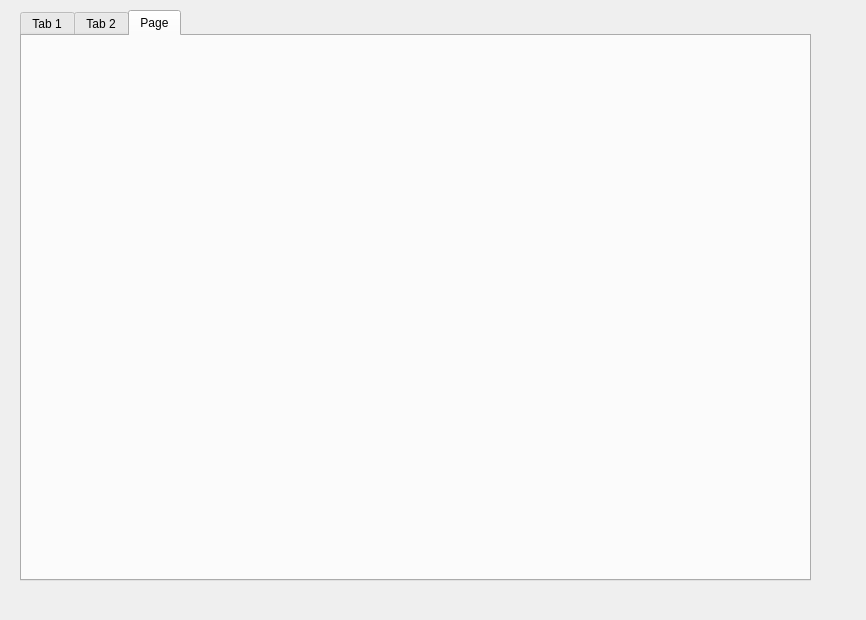
First picture: the form in app/first_window.ui, repository biggvladik/drilling, before the edit.
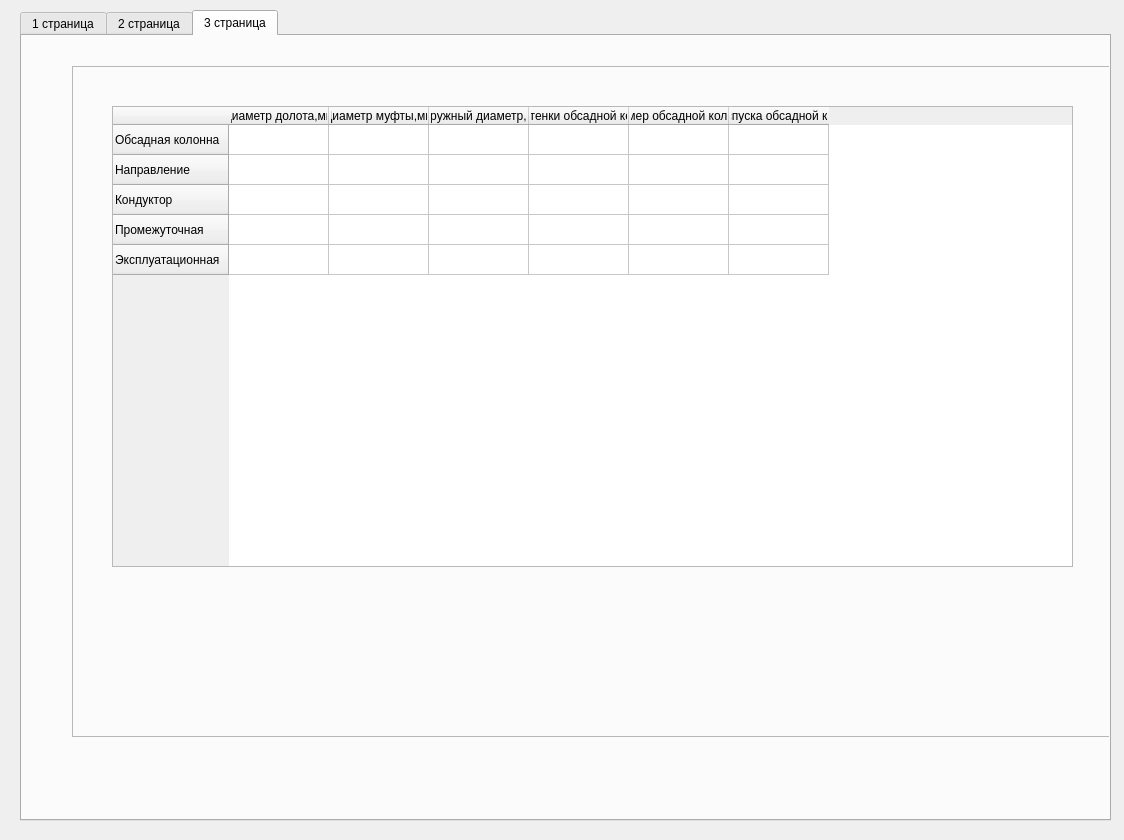
Second picture: the form after the edit. The open tabs and pages were chosen to show the change.

Commit message: six_demo

Diff of the .ui file:
```diff
--- a/app/first_window.ui
+++ b/app/first_window.ui
@@ -6,8 +6,8 @@
    <rect>
     <x>0</x>
     <y>0</y>
-    <width>866</width>
-    <height>620</height>
+    <width>1124</width>
+    <height>840</height>
    </rect>
   </property>
   <property name="windowTitle">
@@ -19,8 +19,8 @@
      <rect>
       <x>20</x>
       <y>10</y>
-      <width>791</width>
-      <height>571</height>
+      <width>1091</width>
+      <height>811</height>
      </rect>
     </property>
     <property name="currentIndex">
@@ -28,7 +28,7 @@
     </property>
     <widget class="QWidget" name="tab">
      <attribute name="title">
-      <string>Tab 1</string>
+      <string>1 страница</string>
      </attribute>
      <widget class="QFrame" name="frame_2">
       <property name="geometry">
@@ -132,7 +132,7 @@
     </widget>
     <widget class="QWidget" name="tab_2">
      <attribute name="title">
-      <string>Tab 2</string>
+      <string>2 страница</string>
      </attribute>
      <layout class="QHBoxLayout" name="horizontalLayout_3">
       <item>
@@ -262,8 +262,112 @@
     </widget>
     <widget class="QWidget" name="tab_3">
      <attribute name="title">
-      <string>Page</string>
+      <string>3 страница</string>
      </attribute>
+     <widget class="QFrame" name="frame_4">
+      <property name="geometry">
+       <rect>
+        <x>50</x>
+        <y>30</y>
+        <width>1051</width>
+        <height>671</height>
+       </rect>
+      </property>
+      <property name="sizePolicy">
+       <sizepolicy hsizetype="Maximum" vsizetype="Maximum">
+        <horstretch>0</horstretch>
+        <verstretch>0</verstretch>
+       </sizepolicy>
+      </property>
+      <property name="frameShape">
+       <enum>QFrame::StyledPanel</enum>
+      </property>
+      <property name="frameShadow">
+       <enum>QFrame::Raised</enum>
+      </property>
+      <widget class="QTableWidget" name="tableWidget_2">
+       <property name="geometry">
+        <rect>
+         <x>40</x>
+         <y>40</y>
+         <width>961</width>
+         <height>461</height>
+        </rect>
+       </property>
+       <property name="sizePolicy">
+        <sizepolicy hsizetype="Maximum" vsizetype="Ignored">
+         <horstretch>0</horstretch>
+         <verstretch>0</verstretch>
+        </sizepolicy>
+       </property>
+       <property name="sizeIncrement">
+        <size>
+         <width>10</width>
+         <height>9</height>
+        </size>
+       </property>
+       <row>
+        <property name="text">
+         <string>Обсадная колонна</string>
+        </property>
+       </row>
+       <row>
+        <property name="text">
+         <string>Направление</string>
+        </property>
+       </row>
+       <row>
+        <property name="text">
+         <string>Кондуктор</string>
+        </property>
+       </row>
+       <row>
+        <property name="text">
+         <string>Промежуточная</string>
+        </property>
+       </row>
+       <row>
+        <property name="text">
+         <string>Эксплуатационная</string>
+        </property>
+       </row>
+       <column>
+        <property name="text">
+         <string>Диаметр долота,мм</string>
+        </property>
+       </column>
+       <column>
+        <property name="text">
+         <string>Диаметр муфты,мм</string>
+        </property>
+       </column>
+       <column>
+        <property name="text">
+         <string>Наружный диаметр,мм</string>
+        </property>
+       </column>
+       <column>
+        <property name="text">
+         <string>Толщина стенки обсадной колонны,мм</string>
+        </property>
+       </column>
+       <column>
+        <property name="text">
+         <string>Типоразмер обсадной колонны,мм</string>
+        </property>
+       </column>
+       <column>
+        <property name="text">
+         <string>Глубина спуска обсадной колонны,м</string>
+        </property>
+       </column>
+       <item row="0" column="0">
+        <property name="text">
+         <string/>
+        </property>
+       </item>
+      </widget>
+     </widget>
     </widget>
    </widget>
   </widget>
```
Left out of the diff: 17 changed lines with no effect on the pictures. The commit also changes 2 other files.
